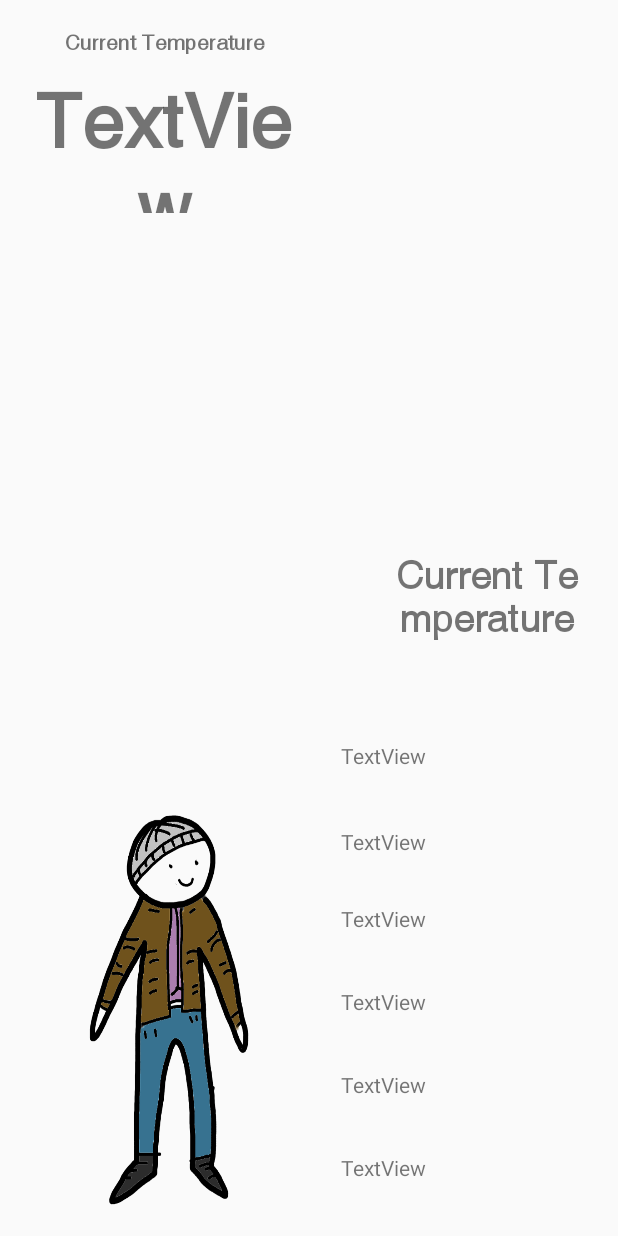
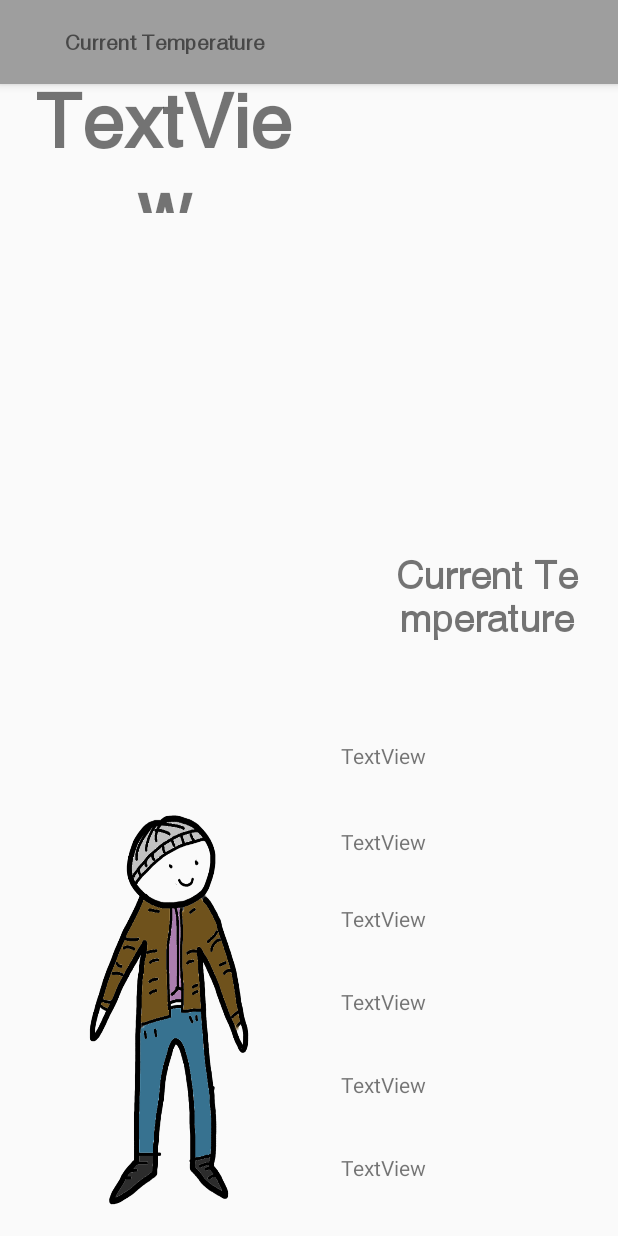
Before and after one commit to JBobda/Fall-2018-Hackathon-Entry, an Android app: the layout activity_main.xml on its own in the app's theme, with its tools: preview values and no code run, on a phone screen of 412 x 824 dp. Run offline under Robolectric (Android 15) with nearby library versions, the phone set to English and light mode, and no system bars.

Commit message:
added dum stuff

```diff
--- a/app/src/main/java/dev/hackathon/hackermen/hackathonentry/MainActivity.java
+++ b/app/src/main/java/dev/hackathon/hackermen/hackathonentry/MainActivity.java
@@ -39,7 +39,11 @@ public class MainActivity extends AppCompatActivity implements NavigationView.On
         ////////////////////////////////////////
 
         setWeatherData("Fayetteville", (TextView)findViewById(R.id.textView13));
+
+
+
         setTemperatureData("Fayetteville", (TextView)findViewById(R.id.textView12));
+        setTemperatureData("Fayetteville", (TextView)findViewById(R.id.textView5));
         setHumidityData("Fayetteville", (TextView)findViewById(R.id.textView7));
         setTempMax("Fayetteville", (TextView)findViewById(R.id.textView8));
         setTempMin("Fayetteville", (TextView)findViewById(R.id.textView9));
@@ -122,7 +126,7 @@ public class MainActivity extends AppCompatActivity implements NavigationView.On
         helper.getCurrentWeatherByCityName(location, new OpenWeatherMapHelper.CurrentWeatherCallback() {
             @Override
             public void onSuccess(CurrentWeather currentWeather) {
-                weatherData[0] = "temperature data "+Long.toString(Math.round(currentWeather.getMain().getTemp()));
+                weatherData[0] = Long.toString(Math.round(currentWeather.getMain().getTemp())) + "°";
                 setTextOfView(weatherData[0], textView);
             }
 
--- a/app/src/main/res/layout/activity_main.xml
+++ b/app/src/main/res/layout/activity_main.xml
@@ -143,7 +143,7 @@
         android:layout_width="match_parent"
         android:layout_height="match_parent"
         android:fitsSystemWindows="true"
-        android:visibility="gone"
+        android:visibility="visible"
         tools:context=".NavigationActivity"
         tools:openDrawer="start">
 
```
